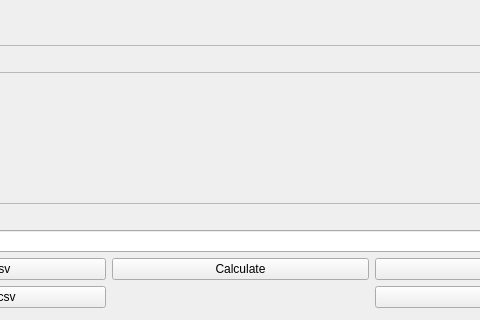
This is polynomial-solver/MainWindow.ui in aczarnas/polynomial-solver as Qt 5 draws it before an edit; both pictures show x 160 to 640 and y 280 to 600 of the 800 by 600 pixel window. The edited form follows.
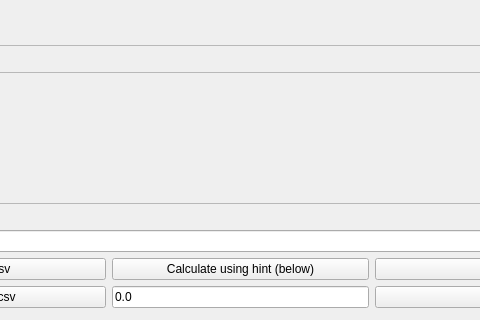
This is the edited form.

Commit message: hint input

What changed in the file:
```diff
--- a/polynomial-solver/MainWindow.ui
+++ b/polynomial-solver/MainWindow.ui
@@ -128,7 +128,20 @@
        <item row="1" column="1">
         <widget class="QPushButton" name="calculateButton">
          <property name="text">
-          <string>Calculate</string>
+          <string>Calculate using hint (below)</string>
+         </property>
+        </widget>
+       </item>
+       <item row="2" column="1">
+        <widget class="QLineEdit" name="hintInputLineEdit">
+         <property name="sizePolicy">
+          <sizepolicy hsizetype="Minimum" vsizetype="Fixed">
+           <horstretch>0</horstretch>
+           <verstretch>0</verstretch>
+          </sizepolicy>
+         </property>
+         <property name="text">
+          <string>0.0</string>
          </property>
         </widget>
        </item>
```
